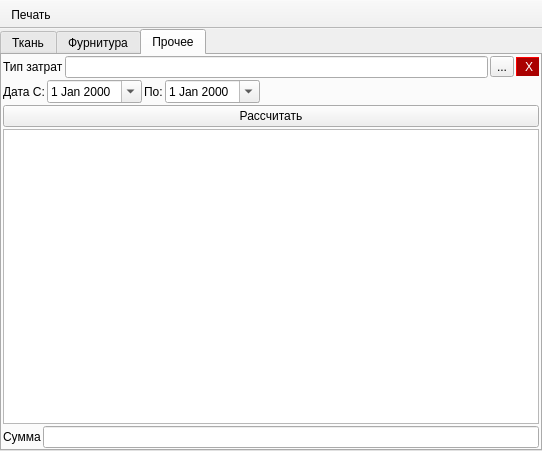
Before: the Qt Designer form ui/report_supply.ui in Meller008/CRM-Avi, drawn with Qt 5.
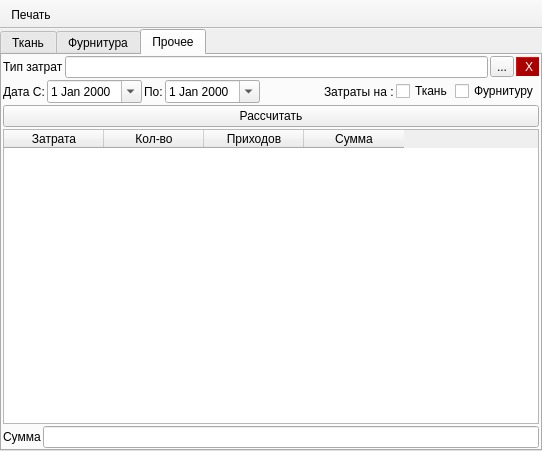
After: the same form once the commit is applied. The open tabs and pages were chosen to show the change.

Commit message: работа - Доделан отчет по приходам материала!

What changed in the file:
```diff
--- a/ui/report_supply.ui
+++ b/ui/report_supply.ui
@@ -522,6 +522,27 @@
               </property>
              </spacer>
             </item>
+            <item>
+             <widget class="QLabel" name="label_15">
+              <property name="text">
+               <string>Затраты на :</string>
+              </property>
+             </widget>
+            </item>
+            <item>
+             <widget class="QCheckBox" name="cb_material_on">
+              <property name="text">
+               <string>Ткань</string>
+              </property>
+             </widget>
+            </item>
+            <item>
+             <widget class="QCheckBox" name="cb_accessories_on">
+              <property name="text">
+               <string>Фурнитуру</string>
+              </property>
+             </widget>
+            </item>
            </layout>
           </item>
           <item row="0" column="1">
@@ -593,6 +614,26 @@
           <attribute name="verticalHeaderMinimumSectionSize">
            <number>18</number>
           </attribute>
+          <column>
+           <property name="text">
+            <string>Затрата</string>
+           </property>
+          </column>
+          <column>
+           <property name="text">
+            <string>Кол-во</string>
+           </property>
+          </column>
+          <column>
+           <property name="text">
+            <string>Приходов</string>
+           </property>
+          </column>
+          <column>
+           <property name="text">
+            <string>Сумма</string>
+           </property>
+          </column>
          </widget>
         </item>
         <item row="2" column="0">
```
Left out of the diff: 145 changed lines with no effect on the pictures. The commit also changes 1 other file.
